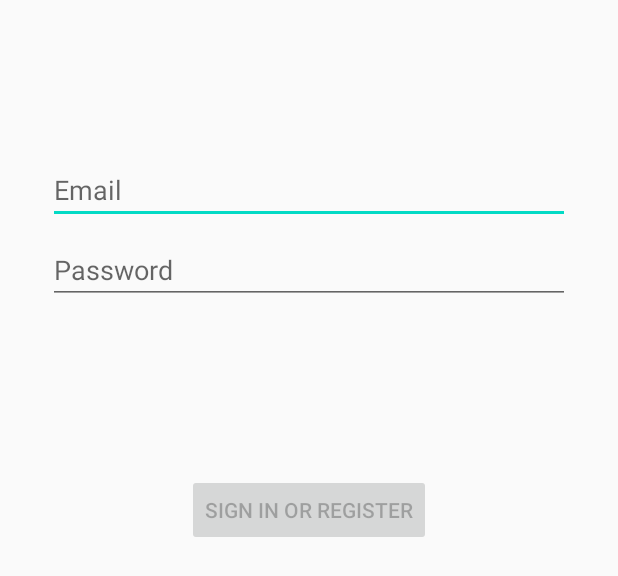
After one commit to Oyasume/GeoBikeMobile, an Android app: the layout activity_login_bis.xml on its own in the app's theme, with its tools: preview values and no code run, on a phone screen of 412 x 824 dp. The commit adds this screen. Shown: the top 576 px of the screen. Run offline under Robolectric (Android 15) with nearby library versions, the phone set to English and light mode, and no system bars.

Commit message:
Login généré par android studio

```diff
--- /dev/null
+++ b/app/src/main/res/layout/activity_login_bis.xml
@@ -0,0 +1,78 @@
+<?xml version="1.0" encoding="utf-8"?>
+<androidx.constraintlayout.widget.ConstraintLayout xmlns:android="http://schemas.android.com/apk/res/android"
+    xmlns:app="http://schemas.android.com/apk/res-auto"
+    xmlns:tools="http://schemas.android.com/tools"
+    android:id="@+id/container"
+    android:layout_width="match_parent"
+    android:layout_height="match_parent"
+    android:paddingLeft="@dimen/activity_horizontal_margin"
+    android:paddingTop="@dimen/activity_vertical_margin"
+    android:paddingRight="@dimen/activity_horizontal_margin"
+    android:paddingBottom="@dimen/activity_vertical_margin"
+    tools:context=".activities.ui.login.LoginActivityBis">
+
+    <EditText
+        android:id="@+id/username"
+        android:layout_width="0dp"
+        android:layout_height="wrap_content"
+        android:layout_marginStart="24dp"
+        android:layout_marginTop="96dp"
+        android:layout_marginEnd="24dp"
+        android:autofillHints="@string/prompt_email"
+        android:hint="@string/prompt_email"
+        android:inputType="textEmailAddress"
+        android:selectAllOnFocus="true"
+        app:layout_constraintEnd_toEndOf="parent"
+        app:layout_constraintStart_toStartOf="parent"
+        app:layout_constraintTop_toTopOf="parent" />
+
+    <EditText
+        android:id="@+id/password"
+        android:layout_width="0dp"
+        android:layout_height="wrap_content"
+        android:layout_marginStart="24dp"
+        android:layout_marginTop="8dp"
+        android:layout_marginEnd="24dp"
+        android:autofillHints="@string/prompt_password"
+        android:hint="@string/prompt_password"
+        android:imeActionLabel="@string/action_sign_in_short"
+        android:imeOptions="actionDone"
+        android:inputType="textPassword"
+        android:selectAllOnFocus="true"
+        app:layout_constraintEnd_toEndOf="parent"
+        app:layout_constraintStart_toStartOf="parent"
+        app:layout_constraintTop_toBottomOf="@+id/username" />
+
+    <Button
+        android:id="@+id/login"
+        android:layout_width="wrap_content"
+        android:layout_height="wrap_content"
+        android:layout_gravity="start"
+        android:layout_marginStart="48dp"
+        android:layout_marginTop="16dp"
+        android:layout_marginEnd="48dp"
+        android:layout_marginBottom="64dp"
+        android:enabled="false"
+        android:text="@string/action_sign_in"
+        app:layout_constraintBottom_toBottomOf="parent"
+        app:layout_constraintEnd_toEndOf="parent"
+        app:layout_constraintStart_toStartOf="parent"
+        app:layout_constraintTop_toBottomOf="@+id/password"
+        app:layout_constraintVertical_bias="0.2" />
+
+    <ProgressBar
+        android:id="@+id/loading"
+        android:layout_width="wrap_content"
+        android:layout_height="wrap_content"
+        android:layout_gravity="center"
+        android:layout_marginStart="32dp"
+        android:layout_marginTop="64dp"
+        android:layout_marginEnd="32dp"
+        android:layout_marginBottom="64dp"
+        android:visibility="gone"
+        app:layout_constraintBottom_toBottomOf="parent"
+        app:layout_constraintEnd_toEndOf="@+id/password"
+        app:layout_constraintStart_toStartOf="@+id/password"
+        app:layout_constraintTop_toTopOf="parent"
+        app:layout_constraintVertical_bias="0.3" />
+</androidx.constraintlayout.widget.ConstraintLayout>
--- a/app/src/main/res/values/strings.xml
+++ b/app/src/main/res/values/strings.xml
@@ -3,4 +3,16 @@
     <string name="app_name">GeoBike</string>
     <string name="shared_string_my_location">My Position</string>
     <string name="transition_string" translatable="false">hello</string>
+
+
+    <string name="title_activity_login">LoginActivity</string>
+    <string name="prompt_email">Email</string>
+    <string name="prompt_password">Password</string>
+    <string name="action_sign_in">Sign in or register</string>
+    <string name="action_sign_in_short">Sign in</string>
+    <string name="welcome">"Welcome !"</string>
+    <string name="invalid_username">Not a valid username</string>
+    <string name="invalid_password">Password must be >5 characters</string>
+    <string name="login_failed">"Login failed"</string>
+    <string name="title_activity_login_bis">LoginActivityBis</string>
 </resources>
```
Also changed, not shown: app/src/main/java/com/example/geobike/activities/data/LoginDataSource.java (added, +29 -0 lines), app/src/main/java/com/example/geobike/activities/data/LoginRepository.java (added, +54 -0 lines), app/src/main/java/com/example/geobike/activities/data/Result.java (added, +48 -0 lines), app/src/main/java/com/example/geobike/activities/data/model/LoggedInUser.java (added, +23 -0 lines), app/src/main/java/com/example/geobike/activities/ui/login/LoggedInUserView.java (added, +17 -0 lines), app/src/main/java/com/example/geobike/activities/ui/login/LoginActivityBis.java (added, +133 -0 lines), app/src/main/java/com/example/geobike/activities/ui/login/LoginFormState.java (added, +40 -0 lines), app/src/main/java/com/example/geobike/activities/ui/login/LoginResult.java (added, +31 -0 lines), app/src/main/java/com/example/geobike/activities/ui/login/LoginViewModel.java (added, +71 -0 lines), app/src/main/java/com/example/geobike/activities/ui/login/LoginViewModelFactory.java (added, +26 -0 lines), 1 other file.
